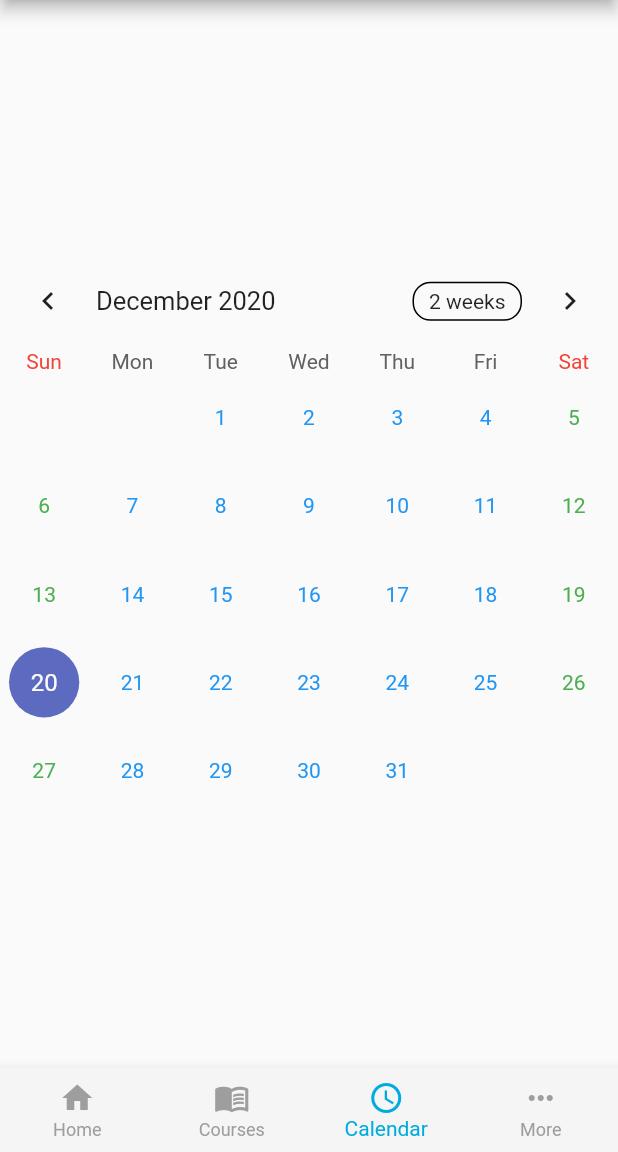
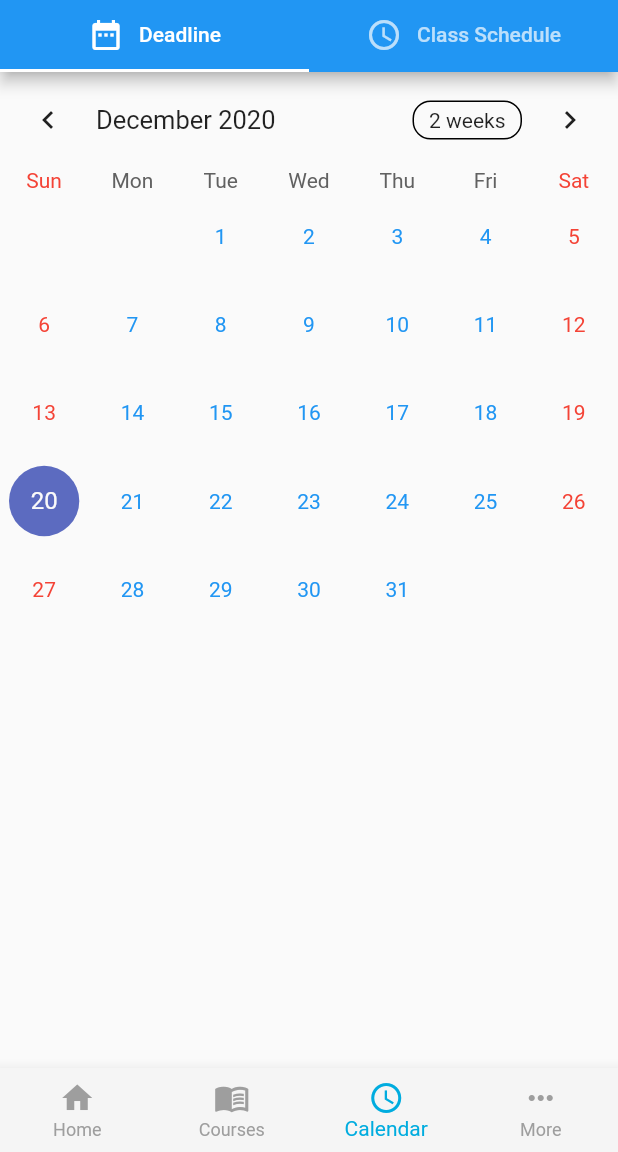
Before and after one commit to usamahnashirulhaq/goscele-flutter, a Flutter app: the screen it shows after launch, swiped to page 3, on a phone screen of 412 x 824 dp, the part 84-1236 px from its top. Run offline on Flutter 3.47's test engine with Material 2 defaults, Android fonts, the phone set to English and light mode, and no system bars; drawn by our look-alikes of table_calendar.

Commit message:
feat: calendar tabs and class schedule

```diff
--- a/lib/pages/Calendar.dart
+++ b/lib/pages/Calendar.dart
@@ -1,6 +1,7 @@
 import 'package:flutter/cupertino.dart';
 import 'package:flutter/material.dart';
-import 'package:table_calendar/table_calendar.dart';
+import 'package:goscele/pages/subpages/CalendarViewSection.dart';
+import 'package:goscele/pages/subpages/JadwalKelasViewSection.dart';
 
 class Calendar extends StatefulWidget {
   @override
@@ -8,21 +9,48 @@ class Calendar extends StatefulWidget {
 }
 
 class _CalendarState extends State<Calendar> {
-  CalendarController _controller = CalendarController();
   @override
   Widget build(BuildContext context) {
-    return Scaffold(
-      appBar: AppBar(
-        title: Text("Calendar"),
-      ),
-      body: Center(
-        child: TableCalendar(
-            calendarController: _controller,
-            availableGestures: AvailableGestures.horizontalSwipe,
-            calendarStyle: CalendarStyle(
-              weekdayStyle: TextStyle(color: Colors.blue),
-              weekendStyle: TextStyle(color: Colors.green),
-              outsideDaysVisible: false
+    return Container(
+      child: DefaultTabController(
+        length: 2,
+        child: Scaffold(
+          appBar: AppBar(
+            title: Text("Calendar"),
+            bottom: TabBar(
+              tabs: [
+                Tab(
+                  child: Row(
+                    children: [
+                      Icon(Icons.date_range),
+                      Padding(
+                        padding: EdgeInsets.only(left: 10),
+                      ),
+                      Text("Deadline"),
+                    ],
+                    mainAxisAlignment: MainAxisAlignment.center,
+                  ),
+                ),
+                Tab(
+                  child: Row(
+                    children: [
+                      Icon(Icons.access_time),
+                      Padding(
+                        padding: EdgeInsets.only(left: 10),
+                      ),
+                      Text("Class Schedule"),
+                    ],
+                    mainAxisAlignment: MainAxisAlignment.center,
+                  ),
+                ),
+              ],
+            ),
+          ),
+          body: TabBarView(
+            children: [
+              CalendarViewSection(),
+              JadwalKelasViewSection(),
+            ],
           ),
         ),
       ),
--- /dev/null
+++ b/lib/pages/subpages/CalendarViewSection.dart
@@ -0,0 +1,25 @@
+import 'package:flutter/cupertino.dart';
+import 'package:flutter/material.dart';
+import 'package:table_calendar/table_calendar.dart';
+
+class CalendarViewSection extends StatefulWidget {
+  @override
+  _CalendarViewSectionState createState() => _CalendarViewSectionState();
+}
+
+class _CalendarViewSectionState extends State<CalendarViewSection> {
+  CalendarController _controller = CalendarController();
+
+  @override
+  Widget build(BuildContext context) {
+    return TableCalendar(
+      calendarController: _controller,
+      availableGestures: AvailableGestures.horizontalSwipe,
+      calendarStyle: CalendarStyle(
+        weekdayStyle: TextStyle(color: Colors.blue),
+        weekendStyle: TextStyle(color: Colors.red),
+        outsideDaysVisible: false,
+      ),
+    );
+  }
+}
```
Also changed, not shown: lib/components/goscele_custom_card.dart (added, +53 -0 lines), lib/components/goscele_custom_card_class_schedule_entry.dart (added, +35 -0 lines), lib/pages/subpages/JadwalKelasViewSection.dart (added, +33 -0 lines).
